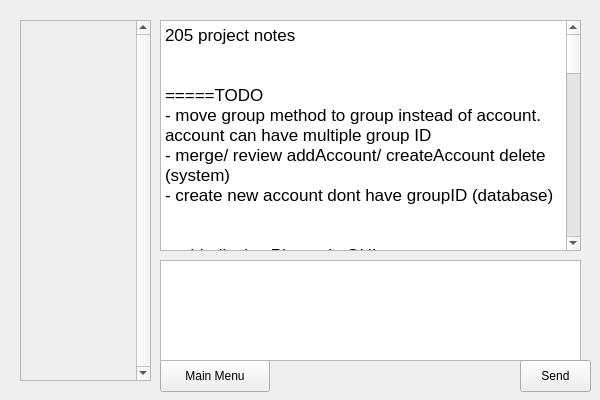
Before: the Qt Designer form GUI/chatgui.ui in thanhmvu/RocketRapport, drawn with Qt 5.
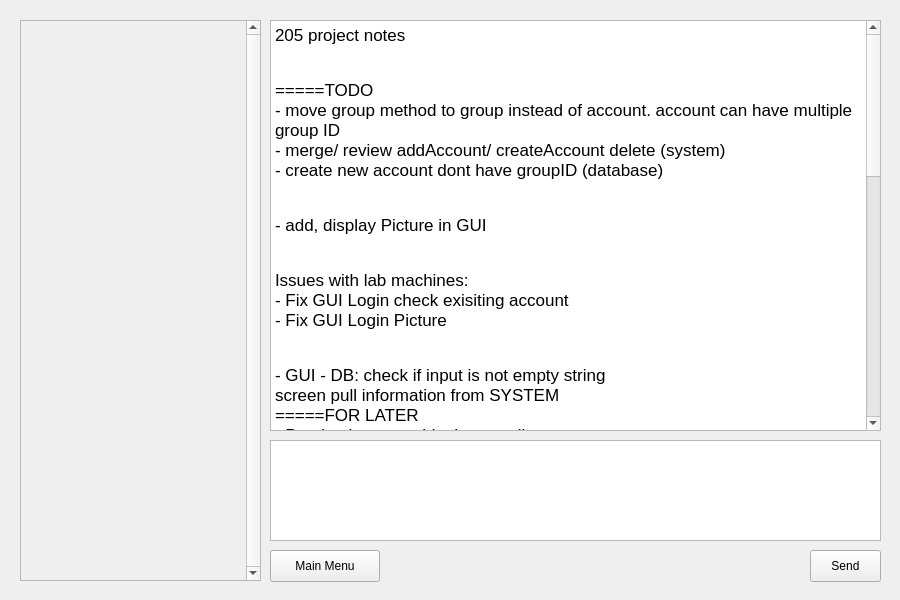
After: the same form once the commit is applied.

Commit message: Rescale GUI for lab machine's screen

```diff
--- a/GUI/chatgui.ui
+++ b/GUI/chatgui.ui
@@ -6,8 +6,8 @@
    <rect>
     <x>0</x>
     <y>0</y>
-    <width>600</width>
-    <height>400</height>
+    <width>900</width>
+    <height>600</height>
    </rect>
   </property>
   <property name="windowTitle">
@@ -18,8 +18,8 @@
     <rect>
      <x>20</x>
      <y>20</y>
-     <width>131</width>
-     <height>361</height>
+     <width>241</width>
+     <height>561</height>
     </rect>
    </property>
    <property name="verticalScrollBarPolicy">
@@ -33,8 +33,8 @@
      <rect>
       <x>0</x>
       <y>0</y>
-      <width>113</width>
-      <height>359</height>
+      <width>226</width>
+      <height>559</height>
      </rect>
     </property>
    </widget>
@@ -42,8 +42,8 @@
   <widget class="QPushButton" name="pushButton_main_menu">
    <property name="geometry">
     <rect>
-     <x>160</x>
-     <y>360</y>
+     <x>270</x>
+     <y>550</y>
      <width>110</width>
      <height>32</height>
     </rect>
@@ -67,9 +67,9 @@
   <widget class="QTextEdit" name="input_message">
    <property name="geometry">
     <rect>
-     <x>160</x>
-     <y>260</y>
-     <width>421</width>
+     <x>270</x>
+     <y>440</y>
+     <width>611</width>
      <height>101</height>
     </rect>
    </property>
@@ -77,8 +77,8 @@
   <widget class="QPushButton" name="pushButton_send_mess">
    <property name="geometry">
     <rect>
-     <x>520</x>
-     <y>360</y>
+     <x>810</x>
+     <y>550</y>
      <width>71</width>
      <height>32</height>
     </rect>
@@ -102,61 +102,61 @@
   <widget class="QTextBrowser" name="chat_box">
    <property name="geometry">
     <rect>
-     <x>160</x>
+     <x>270</x>
      <y>20</y>
-     <width>421</width>
-     <height>231</height>
+     <width>611</width>
+     <height>411</height>
     </rect>
    </property>
    <property name="html">
     <string>&lt;!DOCTYPE HTML PUBLIC &quot;-//W3C//DTD HTML 4.0//EN&quot; &quot;http://www.w3.org/TR/REC-html40/strict.dtd&quot;&gt;
 &lt;html&gt;&lt;head&gt;&lt;meta name=&quot;qrichtext&quot; content=&quot;1&quot; /&gt;&lt;style type=&quot;text/css&quot;&gt;
 p, li { white-space: pre-wrap; }
-&lt;/style&gt;&lt;/head&gt;&lt;body style=&quot; font-family:'.SF NS Text'; font-size:13pt; font-weight:400; font-style:normal;&quot;&gt;
-&lt;p style=&quot; margin-top:0px; margin-bottom:0px; margin-left:0px; margin-right:0px; -qt-block-indent:0; text-indent:0px;&quot;&gt;&lt;span style=&quot; font-family:'Helvetica';&quot;&gt;205 project notes&lt;/span&gt;&lt;/p&gt;
-&lt;p style=&quot; margin-top:0px; margin-bottom:0px; margin-left:0px; margin-right:0px; -qt-block-indent:0; text-indent:0px;&quot;&gt;&lt;span style=&quot; font-family:'Helvetica';&quot;&gt;&lt;br /&gt;&lt;/span&gt;&lt;/p&gt;
-&lt;p style=&quot; margin-top:0px; margin-bottom:0px; margin-left:0px; margin-right:0px; -qt-block-indent:0; text-indent:0px;&quot;&gt;&lt;span style=&quot; font-family:'Helvetica';&quot;&gt;=====TODO&lt;/span&gt;&lt;/p&gt;
-&lt;p style=&quot; margin-top:0px; margin-bottom:0px; margin-left:0px; margin-right:0px; -qt-block-indent:0; text-indent:0px;&quot;&gt;&lt;span style=&quot; font-family:'Helvetica';&quot;&gt;- move group method to group instead of account. account can have multiple group ID&lt;/span&gt;&lt;/p&gt;
-&lt;p style=&quot; margin-top:0px; margin-bottom:0px; margin-left:0px; margin-right:0px; -qt-block-indent:0; text-indent:0px;&quot;&gt;&lt;span style=&quot; font-family:'Helvetica';&quot;&gt;- merge/ review addAccount/ createAccount delete (system)&lt;/span&gt;&lt;/p&gt;
-&lt;p style=&quot; margin-top:0px; margin-bottom:0px; margin-left:0px; margin-right:0px; -qt-block-indent:0; text-indent:0px;&quot;&gt;&lt;span style=&quot; font-family:'Helvetica';&quot;&gt;- create new account dont have groupID (database)&lt;/span&gt;&lt;/p&gt;
-&lt;p style=&quot; margin-top:0px; margin-bottom:0px; margin-left:0px; margin-right:0px; -qt-block-indent:0; text-indent:0px;&quot;&gt;&lt;span style=&quot; font-family:'Helvetica';&quot;&gt;&lt;br /&gt;&lt;/span&gt;&lt;/p&gt;
-&lt;p style=&quot; margin-top:0px; margin-bottom:0px; margin-left:0px; margin-right:0px; -qt-block-indent:0; text-indent:0px;&quot;&gt;&lt;span style=&quot; font-family:'Helvetica';&quot;&gt;- add, display Picture in GUI&lt;/span&gt;&lt;/p&gt;
-&lt;p style=&quot; margin-top:0px; margin-bottom:0px; margin-left:0px; margin-right:0px; -qt-block-indent:0; text-indent:0px;&quot;&gt;&lt;span style=&quot; font-family:'Helvetica';&quot;&gt;&lt;br /&gt;&lt;/span&gt;&lt;/p&gt;
-&lt;p style=&quot; margin-top:0px; margin-bottom:0px; margin-left:0px; margin-right:0px; -qt-block-indent:0; text-indent:0px;&quot;&gt;&lt;span style=&quot; font-family:'Helvetica';&quot;&gt;Issues with lab machines:&lt;/span&gt;&lt;/p&gt;
-&lt;p style=&quot; margin-top:0px; margin-bottom:0px; margin-left:0px; margin-right:0px; -qt-block-indent:0; text-indent:0px;&quot;&gt;&lt;span style=&quot; font-family:'Helvetica';&quot;&gt;- Fix GUI Login check exisiting account&lt;/span&gt;&lt;/p&gt;
-&lt;p style=&quot; margin-top:0px; margin-bottom:0px; margin-left:0px; margin-right:0px; -qt-block-indent:0; text-indent:0px;&quot;&gt;&lt;span style=&quot; font-family:'Helvetica';&quot;&gt;- Fix GUI Login Picture&lt;/span&gt;&lt;/p&gt;
-&lt;p style=&quot; margin-top:0px; margin-bottom:0px; margin-left:0px; margin-right:0px; -qt-block-indent:0; text-indent:0px;&quot;&gt;&lt;span style=&quot; font-family:'Helvetica';&quot;&gt;&lt;br /&gt;&lt;/span&gt;&lt;/p&gt;
-&lt;p style=&quot; margin-top:0px; margin-bottom:0px; margin-left:0px; margin-right:0px; -qt-block-indent:0; text-indent:0px;&quot;&gt;&lt;span style=&quot; font-family:'Helvetica';&quot;&gt;- GUI - DB: check if input is not empty string&lt;/span&gt;&lt;/p&gt;
-&lt;p style=&quot; margin-top:0px; margin-bottom:0px; margin-left:0px; margin-right:0px; -qt-block-indent:0; text-indent:0px;&quot;&gt;&lt;span style=&quot; font-family:'Helvetica';&quot;&gt;screen pull information from SYSTEM&lt;/span&gt;&lt;/p&gt;
-&lt;p style=&quot; margin-top:0px; margin-bottom:0px; margin-left:0px; margin-right:0px; -qt-block-indent:0; text-indent:0px;&quot;&gt;&lt;span style=&quot; font-family:'Helvetica';&quot;&gt;=====FOR LATER&lt;/span&gt;&lt;/p&gt;
-&lt;p style=&quot; margin-top:0px; margin-bottom:0px; margin-left:0px; margin-right:0px; -qt-block-indent:0; text-indent:0px;&quot;&gt;&lt;span style=&quot; font-family:'Helvetica';&quot;&gt;- Put database outside the tree dir&lt;/span&gt;&lt;/p&gt;
-&lt;p style=&quot; margin-top:0px; margin-bottom:0px; margin-left:0px; margin-right:0px; -qt-block-indent:0; text-indent:0px;&quot;&gt;&lt;span style=&quot; font-family:'Helvetica';&quot;&gt;- Need to documents for presentation &lt;/span&gt;&lt;/p&gt;
-&lt;p style=&quot; margin-top:0px; margin-bottom:0px; margin-left:0px; margin-right:0px; -qt-block-indent:0; text-indent:0px;&quot;&gt;&lt;span style=&quot; font-family:'Helvetica';&quot;&gt;- How to distribute (to pfaffmann) ?&lt;/span&gt;&lt;/p&gt;
-&lt;p style=&quot; margin-top:0px; margin-bottom:0px; margin-left:0px; margin-right:0px; -qt-block-indent:0; text-indent:0px;&quot;&gt;&lt;span style=&quot; font-family:'Helvetica';&quot;&gt;- Have a readme file for instruction on how to run the program&lt;/span&gt;&lt;/p&gt;
-&lt;p style=&quot; margin-top:0px; margin-bottom:0px; margin-left:0px; margin-right:0px; -qt-block-indent:0; text-indent:0px;&quot;&gt;&lt;span style=&quot; font-family:'Helvetica';&quot;&gt;&lt;br /&gt;&lt;/span&gt;&lt;/p&gt;
-&lt;p style=&quot; margin-top:0px; margin-bottom:0px; margin-left:0px; margin-right:0px; -qt-block-indent:0; text-indent:0px;&quot;&gt;&lt;span style=&quot; font-family:'Helvetica';&quot;&gt;&lt;br /&gt;&lt;/span&gt;&lt;/p&gt;
-&lt;p style=&quot; margin-top:0px; margin-bottom:0px; margin-left:0px; margin-right:0px; -qt-block-indent:0; text-indent:0px;&quot;&gt;&lt;span style=&quot; font-family:'Helvetica';&quot;&gt;&lt;br /&gt;&lt;/span&gt;&lt;/p&gt;
-&lt;p style=&quot; margin-top:0px; margin-bottom:0px; margin-left:0px; margin-right:0px; -qt-block-indent:0; text-indent:0px;&quot;&gt;&lt;span style=&quot; font-family:'Helvetica';&quot;&gt;=====PRESENTATION: 20m&lt;/span&gt;&lt;/p&gt;
-&lt;p style=&quot; margin-top:0px; margin-bottom:0px; margin-left:0px; margin-right:0px; -qt-block-indent:0; text-indent:0px;&quot;&gt;&lt;span style=&quot; font-family:'Helvetica';&quot;&gt;- audience: technical, high level, alumni&lt;/span&gt;&lt;/p&gt;
-&lt;p style=&quot; margin-top:0px; margin-bottom:0px; margin-left:0px; margin-right:0px; -qt-block-indent:0; text-indent:0px;&quot;&gt;&lt;span style=&quot; font-family:'Helvetica';&quot;&gt;- make sure demo work&lt;/span&gt;&lt;/p&gt;
-&lt;p style=&quot; margin-top:0px; margin-bottom:0px; margin-left:0px; margin-right:0px; -qt-block-indent:0; text-indent:0px;&quot;&gt;&lt;span style=&quot; font-family:'Helvetica';&quot;&gt;- Create a script of sorts for our presentation&lt;/span&gt;&lt;/p&gt;
-&lt;p style=&quot; margin-top:0px; margin-bottom:0px; margin-left:0px; margin-right:0px; -qt-block-indent:0; text-indent:0px;&quot;&gt;&lt;span style=&quot; font-family:'Helvetica';&quot;&gt;- outline:&lt;/span&gt;&lt;/p&gt;
-&lt;p style=&quot; margin-top:0px; margin-bottom:0px; margin-left:0px; margin-right:0px; -qt-block-indent:0; text-indent:0px;&quot;&gt;&lt;span style=&quot; font-family:'Helvetica';&quot;&gt;p1: Intro - 2,3m&lt;/span&gt;&lt;/p&gt;
-&lt;p style=&quot; margin-top:0px; margin-bottom:0px; margin-left:0px; margin-right:0px; -qt-block-indent:0; text-indent:0px;&quot;&gt;&lt;span style=&quot; font-family:'Helvetica';&quot;&gt;+ intro us: team name, members&lt;/span&gt;&lt;/p&gt;
-&lt;p style=&quot; margin-top:0px; margin-bottom:0px; margin-left:0px; margin-right:0px; -qt-block-indent:0; text-indent:0px;&quot;&gt;&lt;span style=&quot; font-family:'Helvetica';&quot;&gt;+ aim of the project: &lt;/span&gt;&lt;/p&gt;
-&lt;p style=&quot; margin-top:0px; margin-bottom:0px; margin-left:0px; margin-right:0px; -qt-block-indent:0; text-indent:0px;&quot;&gt;&lt;span style=&quot; font-family:'Helvetica';&quot;&gt;&lt;br /&gt;&lt;/span&gt;&lt;/p&gt;
-&lt;p style=&quot; margin-top:0px; margin-bottom:0px; margin-left:0px; margin-right:0px; -qt-block-indent:0; text-indent:0px;&quot;&gt;&lt;span style=&quot; font-family:'Helvetica';&quot;&gt;p2: Design (MVC, class structure, ) - 4,5m&lt;/span&gt;&lt;/p&gt;
-&lt;p style=&quot; margin-top:0px; margin-bottom:0px; margin-left:0px; margin-right:0px; -qt-block-indent:0; text-indent:0px;&quot;&gt;&lt;span style=&quot; font-family:'Helvetica';&quot;&gt;+ MVC&lt;/span&gt;&lt;/p&gt;
-&lt;p style=&quot; margin-top:0px; margin-bottom:0px; margin-left:0px; margin-right:0px; -qt-block-indent:0; text-indent:0px;&quot;&gt;&lt;span style=&quot; font-family:'Helvetica';&quot;&gt;+ Class Structure&lt;/span&gt;&lt;/p&gt;
-&lt;p style=&quot; margin-top:0px; margin-bottom:0px; margin-left:0px; margin-right:0px; -qt-block-indent:0; text-indent:0px;&quot;&gt;&lt;span style=&quot; font-family:'Helvetica';&quot;&gt;&lt;br /&gt;&lt;/span&gt;&lt;/p&gt;
-&lt;p style=&quot; margin-top:0px; margin-bottom:0px; margin-left:0px; margin-right:0px; -qt-block-indent:0; text-indent:0px;&quot;&gt;&lt;span style=&quot; font-family:'Helvetica';&quot;&gt;p3: Demo (from diff users prospective) - 10,12m&lt;/span&gt;&lt;/p&gt;
-&lt;p style=&quot; margin-top:0px; margin-bottom:0px; margin-left:0px; margin-right:0px; -qt-block-indent:0; text-indent:0px;&quot;&gt;&lt;span style=&quot; font-family:'Helvetica';&quot;&gt;+&lt;/span&gt;&lt;/p&gt;
-&lt;p style=&quot; margin-top:0px; margin-bottom:0px; margin-left:0px; margin-right:0px; -qt-block-indent:0; text-indent:0px;&quot;&gt;&lt;span style=&quot; font-family:'Helvetica';&quot;&gt;+&lt;/span&gt;&lt;/p&gt;
-&lt;p style=&quot; margin-top:0px; margin-bottom:0px; margin-left:0px; margin-right:0px; -qt-block-indent:0; text-indent:0px;&quot;&gt;&lt;span style=&quot; font-family:'Helvetica';&quot;&gt;&lt;br /&gt;&lt;/span&gt;&lt;/p&gt;
-&lt;p style=&quot; margin-top:0px; margin-bottom:0px; margin-left:0px; margin-right:0px; -qt-block-indent:0; text-indent:0px;&quot;&gt;&lt;span style=&quot; font-family:'Helvetica';&quot;&gt;p4: Q&amp;amp;A (optional) - 2m&lt;/span&gt;&lt;/p&gt;
-&lt;p style=&quot; margin-top:0px; margin-bottom:0px; margin-left:0px; margin-right:0px; -qt-block-indent:0; text-indent:0px;&quot;&gt;&lt;span style=&quot; font-family:'Helvetica';&quot;&gt;&lt;br /&gt;&lt;/span&gt;&lt;/p&gt;
-&lt;p style=&quot; margin-top:0px; margin-bottom:0px; margin-left:0px; margin-right:0px; -qt-block-indent:0; text-indent:0px;&quot;&gt;&lt;span style=&quot; font-family:'Helvetica';&quot;&gt;&lt;br /&gt;&lt;/span&gt;&lt;/p&gt;
-&lt;p style=&quot; margin-top:0px; margin-bottom:0px; margin-left:0px; margin-right:0px; -qt-block-indent:0; text-indent:0px;&quot;&gt;&lt;span style=&quot; font-family:'Helvetica';&quot;&gt;&lt;br /&gt;&lt;/span&gt;&lt;/p&gt;&lt;/body&gt;&lt;/html&gt;</string>
+&lt;/style&gt;&lt;/head&gt;&lt;body style=&quot; font-family:'Sans'; font-size:10pt; font-weight:400; font-style:normal;&quot;&gt;
+&lt;p style=&quot; margin-top:0px; margin-bottom:0px; margin-left:0px; margin-right:0px; -qt-block-indent:0; text-indent:0px;&quot;&gt;&lt;span style=&quot; font-family:'Helvetica'; font-size:13pt;&quot;&gt;205 project notes&lt;/span&gt;&lt;/p&gt;
+&lt;p style=&quot; margin-top:0px; margin-bottom:0px; margin-left:0px; margin-right:0px; -qt-block-indent:0; text-indent:0px;&quot;&gt;&lt;span style=&quot; font-family:'Helvetica'; font-size:13pt;&quot;&gt;&lt;br /&gt;&lt;/span&gt;&lt;/p&gt;
+&lt;p style=&quot; margin-top:0px; margin-bottom:0px; margin-left:0px; margin-right:0px; -qt-block-indent:0; text-indent:0px;&quot;&gt;&lt;span style=&quot; font-family:'Helvetica'; font-size:13pt;&quot;&gt;=====TODO&lt;/span&gt;&lt;/p&gt;
+&lt;p style=&quot; margin-top:0px; margin-bottom:0px; margin-left:0px; margin-right:0px; -qt-block-indent:0; text-indent:0px;&quot;&gt;&lt;span style=&quot; font-family:'Helvetica'; font-size:13pt;&quot;&gt;- move group method to group instead of account. account can have multiple group ID&lt;/span&gt;&lt;/p&gt;
+&lt;p style=&quot; margin-top:0px; margin-bottom:0px; margin-left:0px; margin-right:0px; -qt-block-indent:0; text-indent:0px;&quot;&gt;&lt;span style=&quot; font-family:'Helvetica'; font-size:13pt;&quot;&gt;- merge/ review addAccount/ createAccount delete (system)&lt;/span&gt;&lt;/p&gt;
+&lt;p style=&quot; margin-top:0px; margin-bottom:0px; margin-left:0px; margin-right:0px; -qt-block-indent:0; text-indent:0px;&quot;&gt;&lt;span style=&quot; font-family:'Helvetica'; font-size:13pt;&quot;&gt;- create new account dont have groupID (database)&lt;/span&gt;&lt;/p&gt;
+&lt;p style=&quot; margin-top:0px; margin-bottom:0px; margin-left:0px; margin-right:0px; -qt-block-indent:0; text-indent:0px;&quot;&gt;&lt;span style=&quot; font-family:'Helvetica'; font-size:13pt;&quot;&gt;&lt;br /&gt;&lt;/span&gt;&lt;/p&gt;
+&lt;p style=&quot; margin-top:0px; margin-bottom:0px; margin-left:0px; margin-right:0px; -qt-block-indent:0; text-indent:0px;&quot;&gt;&lt;span style=&quot; font-family:'Helvetica'; font-size:13pt;&quot;&gt;- add, display Picture in GUI&lt;/span&gt;&lt;/p&gt;
+&lt;p style=&quot; margin-top:0px; margin-bottom:0px; margin-left:0px; margin-right:0px; -qt-block-indent:0; text-indent:0px;&quot;&gt;&lt;span style=&quot; font-family:'Helvetica'; font-size:13pt;&quot;&gt;&lt;br /&gt;&lt;/span&gt;&lt;/p&gt;
+&lt;p style=&quot; margin-top:0px; margin-bottom:0px; margin-left:0px; margin-right:0px; -qt-block-indent:0; text-indent:0px;&quot;&gt;&lt;span style=&quot; font-family:'Helvetica'; font-size:13pt;&quot;&gt;Issues with lab machines:&lt;/span&gt;&lt;/p&gt;
+&lt;p style=&quot; margin-top:0px; margin-bottom:0px; margin-left:0px; margin-right:0px; -qt-block-indent:0; text-indent:0px;&quot;&gt;&lt;span style=&quot; font-family:'Helvetica'; font-size:13pt;&quot;&gt;- Fix GUI Login check exisiting account&lt;/span&gt;&lt;/p&gt;
+&lt;p style=&quot; margin-top:0px; margin-bottom:0px; margin-left:0px; margin-right:0px; -qt-block-indent:0; text-indent:0px;&quot;&gt;&lt;span style=&quot; font-family:'Helvetica'; font-size:13pt;&quot;&gt;- Fix GUI Login Picture&lt;/span&gt;&lt;/p&gt;
+&lt;p style=&quot; margin-top:0px; margin-bottom:0px; margin-left:0px; margin-right:0px; -qt-block-indent:0; text-indent:0px;&quot;&gt;&lt;span style=&quot; font-family:'Helvetica'; font-size:13pt;&quot;&gt;&lt;br /&gt;&lt;/span&gt;&lt;/p&gt;
+&lt;p style=&quot; margin-top:0px; margin-bottom:0px; margin-left:0px; margin-right:0px; -qt-block-indent:0; text-indent:0px;&quot;&gt;&lt;span style=&quot; font-family:'Helvetica'; font-size:13pt;&quot;&gt;- GUI - DB: check if input is not empty string&lt;/span&gt;&lt;/p&gt;
+&lt;p style=&quot; margin-top:0px; margin-bottom:0px; margin-left:0px; margin-right:0px; -qt-block-indent:0; text-indent:0px;&quot;&gt;&lt;span style=&quot; font-family:'Helvetica'; font-size:13pt;&quot;&gt;screen pull information from SYSTEM&lt;/span&gt;&lt;/p&gt;
+&lt;p style=&quot; margin-top:0px; margin-bottom:0px; margin-left:0px; margin-right:0px; -qt-block-indent:0; text-indent:0px;&quot;&gt;&lt;span style=&quot; font-family:'Helvetica'; font-size:13pt;&quot;&gt;=====FOR LATER&lt;/span&gt;&lt;/p&gt;
+&lt;p style=&quot; margin-top:0px; margin-bottom:0px; margin-left:0px; margin-right:0px; -qt-block-indent:0; text-indent:0px;&quot;&gt;&lt;span style=&quot; font-family:'Helvetica'; font-size:13pt;&quot;&gt;- Put database outside the tree dir&lt;/span&gt;&lt;/p&gt;
+&lt;p style=&quot; margin-top:0px; margin-bottom:0px; margin-left:0px; margin-right:0px; -qt-block-indent:0; text-indent:0px;&quot;&gt;&lt;span style=&quot; font-family:'Helvetica'; font-size:13pt;&quot;&gt;- Need to documents for presentation &lt;/span&gt;&lt;/p&gt;
+&lt;p style=&quot; margin-top:0px; margin-bottom:0px; margin-left:0px; margin-right:0px; -qt-block-indent:0; text-indent:0px;&quot;&gt;&lt;span style=&quot; font-family:'Helvetica'; font-size:13pt;&quot;&gt;- How to distribute (to pfaffmann) ?&lt;/span&gt;&lt;/p&gt;
+&lt;p style=&quot; margin-top:0px; margin-bottom:0px; margin-left:0px; margin-right:0px; -qt-block-indent:0; text-indent:0px;&quot;&gt;&lt;span style=&quot; font-family:'Helvetica'; font-size:13pt;&quot;&gt;- Have a readme file for instruction on how to run the program&lt;/span&gt;&lt;/p&gt;
+&lt;p style=&quot; margin-top:0px; margin-bottom:0px; margin-left:0px; margin-right:0px; -qt-block-indent:0; text-indent:0px;&quot;&gt;&lt;span style=&quot; font-family:'Helvetica'; font-size:13pt;&quot;&gt;&lt;br /&gt;&lt;/span&gt;&lt;/p&gt;
+&lt;p style=&quot; margin-top:0px; margin-bottom:0px; margin-left:0px; margin-right:0px; -qt-block-indent:0; text-indent:0px;&quot;&gt;&lt;span style=&quot; font-family:'Helvetica'; font-size:13pt;&quot;&gt;&lt;br /&gt;&lt;/span&gt;&lt;/p&gt;
+&lt;p style=&quot; margin-top:0px; margin-bottom:0px; margin-left:0px; margin-right:0px; -qt-block-indent:0; text-indent:0px;&quot;&gt;&lt;span style=&quot; font-family:'Helvetica'; font-size:13pt;&quot;&gt;&lt;br /&gt;&lt;/span&gt;&lt;/p&gt;
+&lt;p style=&quot; margin-top:0px; margin-bottom:0px; margin-left:0px; margin-right:0px; -qt-block-indent:0; text-indent:0px;&quot;&gt;&lt;span style=&quot; font-family:'Helvetica'; font-size:13pt;&quot;&gt;=====PRESENTATION: 20m&lt;/span&gt;&lt;/p&gt;
+&lt;p style=&quot; margin-top:0px; margin-bottom:0px; margin-left:0px; margin-right:0px; -qt-block-indent:0; text-indent:0px;&quot;&gt;&lt;span style=&quot; font-family:'Helvetica'; font-size:13pt;&quot;&gt;- audience: technical, high level, alumni&lt;/span&gt;&lt;/p&gt;
+&lt;p style=&quot; margin-top:0px; margin-bottom:0px; margin-left:0px; margin-right:0px; -qt-block-indent:0; text-indent:0px;&quot;&gt;&lt;span style=&quot; font-family:'Helvetica'; font-size:13pt;&quot;&gt;- make sure demo work&lt;/span&gt;&lt;/p&gt;
+&lt;p style=&quot; margin-top:0px; margin-bottom:0px; margin-left:0px; margin-right:0px; -qt-block-indent:0; text-indent:0px;&quot;&gt;&lt;span style=&quot; font-family:'Helvetica'; font-size:13pt;&quot;&gt;- Create a script of sorts for our presentation&lt;/span&gt;&lt;/p&gt;
+&lt;p style=&quot; margin-top:0px; margin-bottom:0px; margin-left:0px; margin-right:0px; -qt-block-indent:0; text-indent:0px;&quot;&gt;&lt;span style=&quot; font-family:'Helvetica'; font-size:13pt;&quot;&gt;- outline:&lt;/span&gt;&lt;/p&gt;
+&lt;p style=&quot; margin-top:0px; margin-bottom:0px; margin-left:0px; margin-right:0px; -qt-block-indent:0; text-indent:0px;&quot;&gt;&lt;span style=&quot; font-family:'Helvetica'; font-size:13pt;&quot;&gt;p1: Intro - 2,3m&lt;/span&gt;&lt;/p&gt;
+&lt;p style=&quot; margin-top:0px; margin-bottom:0px; margin-left:0px; margin-right:0px; -qt-block-indent:0; text-indent:0px;&quot;&gt;&lt;span style=&quot; font-family:'Helvetica'; font-size:13pt;&quot;&gt;+ intro us: team name, members&lt;/span&gt;&lt;/p&gt;
+&lt;p style=&quot; margin-top:0px; margin-bottom:0px; margin-left:0px; margin-right:0px; -qt-block-indent:0; text-indent:0px;&quot;&gt;&lt;span style=&quot; font-family:'Helvetica'; font-size:13pt;&quot;&gt;+ aim of the project: &lt;/span&gt;&lt;/p&gt;
+&lt;p style=&quot; margin-top:0px; margin-bottom:0px; margin-left:0px; margin-right:0px; -qt-block-indent:0; text-indent:0px;&quot;&gt;&lt;span style=&quot; font-family:'Helvetica'; font-size:13pt;&quot;&gt;&lt;br /&gt;&lt;/span&gt;&lt;/p&gt;
+&lt;p style=&quot; margin-top:0px; margin-bottom:0px; margin-left:0px; margin-right:0px; -qt-block-indent:0; text-indent:0px;&quot;&gt;&lt;span style=&quot; font-family:'Helvetica'; font-size:13pt;&quot;&gt;p2: Design (MVC, class structure, ) - 4,5m&lt;/span&gt;&lt;/p&gt;
+&lt;p style=&quot; margin-top:0px; margin-bottom:0px; margin-left:0px; margin-right:0px; -qt-block-indent:0; text-indent:0px;&quot;&gt;&lt;span style=&quot; font-family:'Helvetica'; font-size:13pt;&quot;&gt;+ MVC&lt;/span&gt;&lt;/p&gt;
+&lt;p style=&quot; margin-top:0px; margin-bottom:0px; margin-left:0px; margin-right:0px; -qt-block-indent:0; text-indent:0px;&quot;&gt;&lt;span style=&quot; font-family:'Helvetica'; font-size:13pt;&quot;&gt;+ Class Structure&lt;/span&gt;&lt;/p&gt;
+&lt;p style=&quot; margin-top:0px; margin-bottom:0px; margin-left:0px; margin-right:0px; -qt-block-indent:0; text-indent:0px;&quot;&gt;&lt;span style=&quot; font-family:'Helvetica'; font-size:13pt;&quot;&gt;&lt;br /&gt;&lt;/span&gt;&lt;/p&gt;
+&lt;p style=&quot; margin-top:0px; margin-bottom:0px; margin-left:0px; margin-right:0px; -qt-block-indent:0; text-indent:0px;&quot;&gt;&lt;span style=&quot; font-family:'Helvetica'; font-size:13pt;&quot;&gt;p3: Demo (from diff users prospective) - 10,12m&lt;/span&gt;&lt;/p&gt;
+&lt;p style=&quot; margin-top:0px; margin-bottom:0px; margin-left:0px; margin-right:0px; -qt-block-indent:0; text-indent:0px;&quot;&gt;&lt;span style=&quot; font-family:'Helvetica'; font-size:13pt;&quot;&gt;+&lt;/span&gt;&lt;/p&gt;
+&lt;p style=&quot; margin-top:0px; margin-bottom:0px; margin-left:0px; margin-right:0px; -qt-block-indent:0; text-indent:0px;&quot;&gt;&lt;span style=&quot; font-family:'Helvetica'; font-size:13pt;&quot;&gt;+&lt;/span&gt;&lt;/p&gt;
+&lt;p style=&quot; margin-top:0px; margin-bottom:0px; margin-left:0px; margin-right:0px; -qt-block-indent:0; text-indent:0px;&quot;&gt;&lt;span style=&quot; font-family:'Helvetica'; font-size:13pt;&quot;&gt;&lt;br /&gt;&lt;/span&gt;&lt;/p&gt;
+&lt;p style=&quot; margin-top:0px; margin-bottom:0px; margin-left:0px; margin-right:0px; -qt-block-indent:0; text-indent:0px;&quot;&gt;&lt;span style=&quot; font-family:'Helvetica'; font-size:13pt;&quot;&gt;p4: Q&amp;amp;A (optional) - 2m&lt;/span&gt;&lt;/p&gt;
+&lt;p style=&quot; margin-top:0px; margin-bottom:0px; margin-left:0px; margin-right:0px; -qt-block-indent:0; text-indent:0px;&quot;&gt;&lt;span style=&quot; font-family:'Helvetica'; font-size:13pt;&quot;&gt;&lt;br /&gt;&lt;/span&gt;&lt;/p&gt;
+&lt;p style=&quot; margin-top:0px; margin-bottom:0px; margin-left:0px; margin-right:0px; -qt-block-indent:0; text-indent:0px;&quot;&gt;&lt;span style=&quot; font-family:'Helvetica'; font-size:13pt;&quot;&gt;&lt;br /&gt;&lt;/span&gt;&lt;/p&gt;
+&lt;p style=&quot; margin-top:0px; margin-bottom:0px; margin-left:0px; margin-right:0px; -qt-block-indent:0; text-indent:0px;&quot;&gt;&lt;span style=&quot; font-family:'Helvetica'; font-size:13pt;&quot;&gt;&lt;br /&gt;&lt;/span&gt;&lt;/p&gt;&lt;/body&gt;&lt;/html&gt;</string>
    </property>
   </widget>
  </widget>
```
The commit also changes 12 other files.
